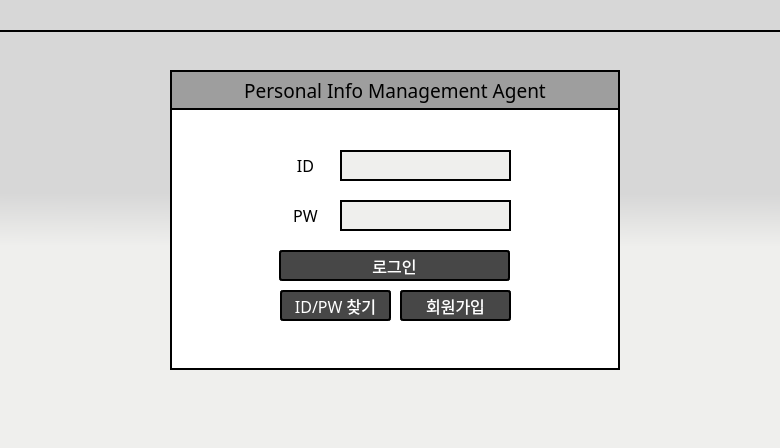
Old version of the form UI/loginGUI.ui in the repository dign1120/graduationProject.
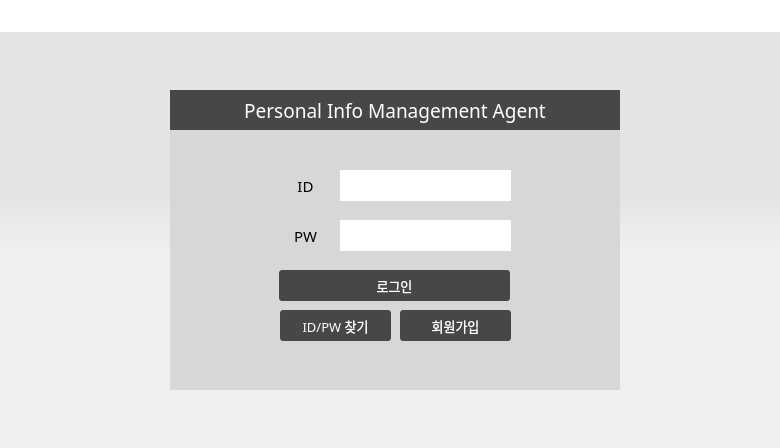
New version of the form.

Diff of the .ui file:
```diff
--- a/UI/loginGUI.ui
+++ b/UI/loginGUI.ui
@@ -14,13 +14,13 @@
    <string notr="true">PIM AGENT</string>
   </property>
   <property name="styleSheet">
-   <string notr="true">background-color:qlineargradient(spread:pad, x1:0.5, y1:0.432, x2:0.499682, y2:0.551, stop:0 rgba(215, 215, 215, 255), stop:1 rgba(239, 239, 237, 255))</string>
+   <string notr="true">background-color:qlineargradient(spread:pad, x1:0.5, y1:0.432, x2:0.499682, y2:0.551, stop:0 #E4E4E2, stop:1 #EFEFED)</string>
   </property>
   <widget class="QFrame" name="frame">
    <property name="geometry">
     <rect>
      <x>170</x>
-     <y>70</y>
+     <y>90</y>
      <width>450</width>
      <height>300</height>
     </rect>
@@ -32,8 +32,8 @@
     </font>
    </property>
    <property name="styleSheet">
-    <string notr="true">background-color:#ffffff;
-border: 2px solid black;
+    <string notr="true">background-color:#D7D7D5;
+border: transparent;
 </string>
    </property>
    <property name="frameShape">
@@ -58,7 +58,7 @@
      </font>
     </property>
     <property name="styleSheet">
-     <string notr="true">background-color:#EFEFED;</string>
+     <string notr="true">background-color:#ffffff;</string>
     </property>
     <property name="alignment">
      <set>Qt::AlignLeading|Qt::AlignLeft|Qt::AlignVCenter</set>
@@ -75,12 +75,12 @@
     </property>
     <property name="font">
      <font>
-      <family>함초롬돋움</family>
-      <pointsize>12</pointsize>
+      <family>HY견고딕</family>
+      <pointsize>11</pointsize>
      </font>
     </property>
     <property name="styleSheet">
-     <string notr="true">border: 5px solid white;</string>
+     <string notr="true">border:trasparent;</string>
     </property>
     <property name="text">
      <string>PW</string>
@@ -105,7 +105,7 @@
      </font>
     </property>
     <property name="styleSheet">
-     <string notr="true">background-color:#EFEFED;</string>
+     <string notr="true">background-color:#ffffff;</string>
     </property>
     <property name="echoMode">
      <enum>QLineEdit::Password</enum>
@@ -122,12 +122,12 @@
     </property>
     <property name="font">
      <font>
-      <family>함초롬돋움</family>
-      <pointsize>12</pointsize>
+      <family>HY견고딕</family>
+      <pointsize>11</pointsize>
      </font>
     </property>
     <property name="styleSheet">
-     <string notr="true">border: 5px solid white;</string>
+     <string notr="true">border:trasparent;</string>
     </property>
     <property name="text">
      <string>ID</string>
@@ -319,17 +319,23 @@
     </property>
     <property name="font">
      <font>
-      <family>함초롬돋움</family>
-      <pointsize>12</pointsize>
+      <family>HY견고딕</family>
+      <pointsize>10</pointsize>
       <weight>50</weight>
       <bold>false</bold>
      </font>
     </property>
     <property name="styleSheet">
-     <string notr="true">color: white;
+     <string notr="true">QPushButton{
+color: white;
 background-color:#474747;
 border-style: solid;
-border-radius:3px;</string>
+border-radius:3px;
+}
+
+ QPushButton:hover {
+background-color:#9E9E9E;
+ }</string>
     </property>
     <property name="text">
      <string>로그인</string>
@@ -346,14 +352,15 @@
     </property>
     <property name="font">
      <font>
-      <family>함초롬돋움</family>
+      <family>HY견고딕</family>
       <pointsize>14</pointsize>
      </font>
     </property>
     <property name="styleSheet">
-     <string notr="true">color: black;
-background-color: #9E9E9E;
-text-align:center;</string>
+     <string notr="true">color: white;
+background-color:#474747;
+text-align:center;
+border-right:transparent;</string>
     </property>
     <property name="text">
      <string>Personal Info Management Agent</string>
@@ -545,17 +552,23 @@
     </property>
     <property name="font">
      <font>
-      <family>함초롬돋움</family>
-      <pointsize>12</pointsize>
+      <family>HY견고딕</family>
+      <pointsize>10</pointsize>
       <weight>50</weight>
       <bold>false</bold>
      </font>
     </property>
     <property name="styleSheet">
-     <string notr="true">color: white;
+     <string notr="true">QPushButton{
+color: white;
 background-color:#474747;
 border-style: solid;
-border-radius: 3px;</string>
+border-radius:3px;
+}
+
+ QPushButton:hover {
+background-color:#9E9E9E;
+ }</string>
     </property>
     <property name="text">
      <string>ID/PW 찾기</string>
@@ -744,17 +757,23 @@
     </property>
     <property name="font">
      <font>
-      <family>함초롬돋움</family>
-      <pointsize>12</pointsize>
+      <family>HY견고딕</family>
+      <pointsize>10</pointsize>
       <weight>50</weight>
       <bold>false</bold>
      </font>
     </property>
     <property name="styleSheet">
-     <string notr="true">color: white;
+     <string notr="true">QPushButton{
+color: white;
 background-color:#474747;
 border-style: solid;
-border-radius: 3px;</string>
+border-radius:3px;
+}
+
+ QPushButton:hover {
+background-color:#9E9E9E;
+ }</string>
     </property>
     <property name="text">
      <string>회원가입</string>
@@ -831,9 +850,10 @@
    </property>
    <property name="styleSheet">
     <string notr="true">color: black;
-background-color: rgba(215, 215, 215, 255);
+background-color: rgba(255,255,255);
 text-align:center;
- border-bottom: 2px solid black;</string>
+ border-bottom: 0.4px solid black;
+</string>
    </property>
    <property name="text">
     <string/>
@@ -859,7 +879,7 @@
    </property>
    <property name="styleSheet">
     <string notr="true">color: black;
-background-color: rgba(215, 215, 215, 255);
+background-color: rgba(255,255,255);
 text-align:center;</string>
    </property>
    <property name="text">
```
Left out of the diff: 2 changed lines with no effect on the pictures.
